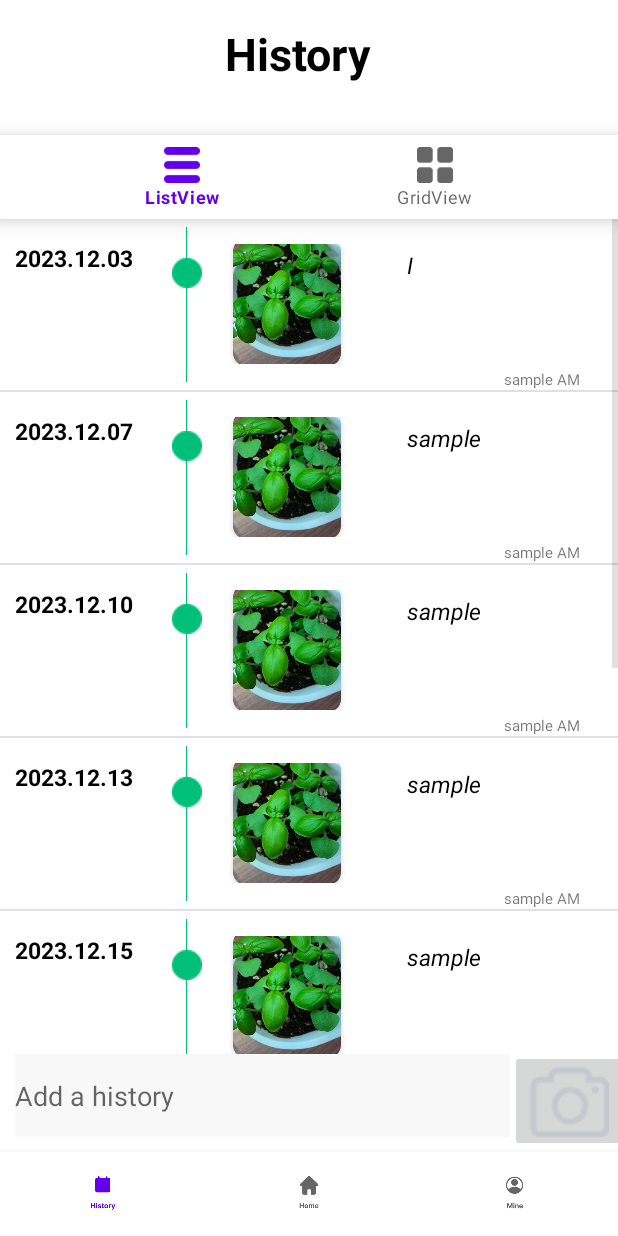
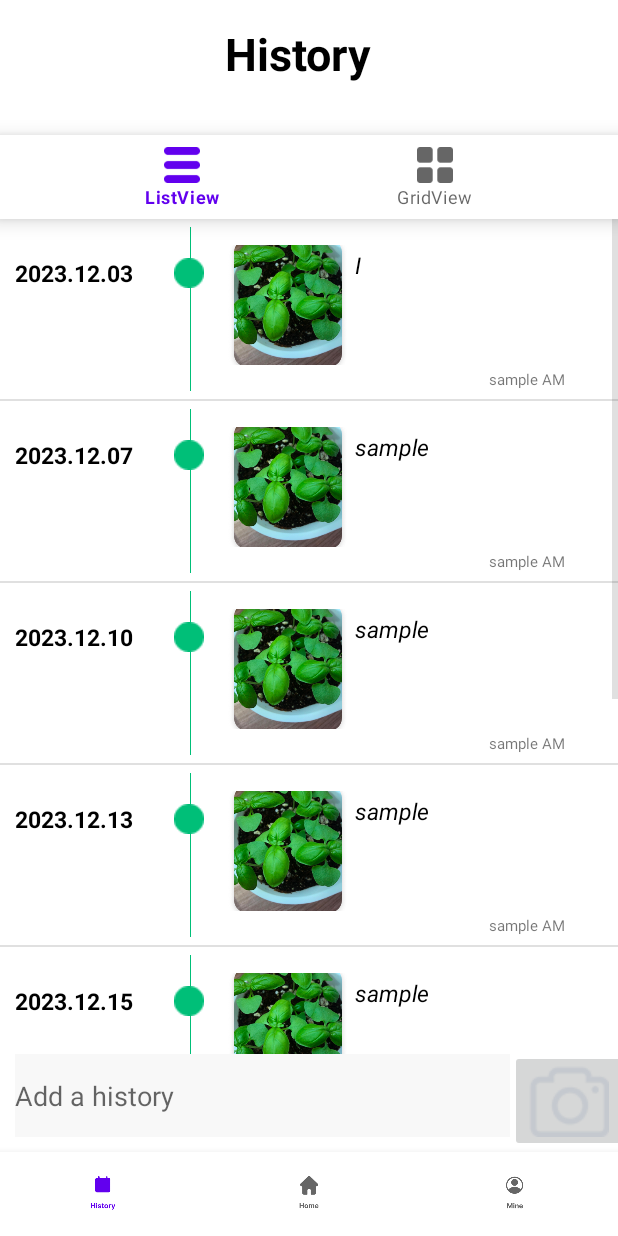
Before and after one commit to dragosh0705/NewMedia, an Android app: the history1 screen opened directly, with no data from a screen before it, on a phone screen of 412 x 824 dp. Run offline under Robolectric (Android 15) with nearby library versions, the phone set to English and light mode, and no system bars.

Commit message:
feat:ListviewNotShowing_still

```diff
--- a/app/src/main/java/com/example/newmedia/history1.java
+++ b/app/src/main/java/com/example/newmedia/history1.java
@@ -1,6 +1,7 @@
 package com.example.newmedia;
 
 import android.os.Bundle;
+import android.widget.ArrayAdapter;
 import android.widget.ListView;
 
 import androidx.appcompat.app.AppCompatActivity;
@@ -21,7 +22,7 @@ public class history1 extends AppCompatActivity {
     protected void onCreate(Bundle savedInstanceState) {
         super.onCreate(savedInstanceState);
         setContentView(R.layout.history1);
-        listview = findViewById(R.id.dailylistview);
+        listview = findViewById(R.id.listview);
         listadapter finallistadapter = new listadapter(history1.this, datetext, dailytext, dailyimg, timetext);
         listview.setAdapter(finallistadapter);
     }
--- a/app/src/main/java/com/example/newmedia/listadapter.java
+++ b/app/src/main/java/com/example/newmedia/listadapter.java
@@ -34,7 +34,7 @@ public class listadapter extends BaseAdapter {
 
     @Override
     public int getCount() {
-        return datetext.length;
+        return dailytext.length;
     }
 
     @Override
--- a/app/src/main/res/layout/daily_list_layout.xml
+++ b/app/src/main/res/layout/daily_list_layout.xml
@@ -1,110 +1,97 @@
 <?xml version="1.0" encoding="utf-8"?>
 <androidx.constraintlayout.widget.ConstraintLayout xmlns:android="http://schemas.android.com/apk/res/android"
+    xmlns:app="http://schemas.android.com/apk/res-auto"
     android:layout_width="match_parent"
-    android:layout_height="match_parent"
-    xmlns:app="http://schemas.android.com/apk/res-auto">
+    android:layout_height="120dp"
+    android:visibility="visible">
 
-    <LinearLayout
-        android:layout_width="match_parent"
-        android:layout_height="fill_parent"
-        app:layout_constraintHeight="match_constraint"
-        android:orientation="horizontal"
-        app:layout_constraintStart_toStartOf="parent"
-        app:layout_constraintTop_toTopOf="parent">
 
     <TextView
         android:id="@+id/date"
         android:layout_width="wrap_content"
         android:layout_height="wrap_content"
+        android:layout_marginStart="10dp"
+        android:layout_marginTop="25dp"
+        android:gravity="left"
         android:text="December 12"
-            android:textSize="15dp"
         android:textColor="@color/black"
+        android:textSize="15sp"
         android:textStyle="bold"
-            android:gravity="left"
-            android:layout_marginStart="10dp"
-            android:layout_marginTop="15dp"/>
+        app:layout_constraintLeft_toLeftOf="parent"
+        app:layout_constraintTop_toTopOf="parent" />
 
     <ImageView
         android:id="@+id/dot"
         android:layout_width="wrap_content"
         android:layout_height="wrap_content"
+        android:layout_marginLeft="110dp"
+        android:layout_marginTop="20dp"
+        android:padding="6dp"
         android:src="@drawable/dot"
-            android:layout_marginStart="20dp"
-            android:layout_marginTop="20dp"
-            android:padding="6dp"/>
+        app:layout_constraintLeft_toLeftOf="parent"
+        app:layout_constraintTop_toTopOf="parent" />
 
     <ImageView
         android:id="@+id/line"
         android:layout_width="wrap_content"
         android:layout_height="match_parent"
+        android:layout_marginLeft="120dp"
+        android:padding="5dp"
         android:src="@drawable/line"
-            android:layout_marginLeft="-23dp"
-            app:layout_constraintTop_toTopOf="parent"
         app:layout_constraintBottom_toBottomOf="parent"
-            android:padding="5dp"/>
+        app:layout_constraintLeft_toLeftOf="parent"
+        app:layout_constraintTop_toTopOf="parent" />
 
-        <LinearLayout
-            android:layout_width="match_parent"
+
+    <androidx.constraintlayout.widget.ConstraintLayout
+        android:id="@+id/constraintLayout"
+        android:layout_width="250dp"
         android:layout_height="wrap_content"
-            android:orientation="horizontal"
+        android:layout_marginLeft="20dp"
+        android:layout_marginRight="10dp"
+        android:orientation="vertical"
+        app:layout_constraintRight_toRightOf="parent"
         app:layout_constraintTop_toTopOf="parent">
-
 
         <ImageView
             android:id="@+id/listviewimg"
             android:layout_width="80dp"
             android:layout_height="80dp"
+            android:layout_gravity="center"
+            android:scaleType="centerCrop"
             android:src="@drawable/sample_img"
-                app:layout_constraintTop_toTopOf="parent"
             app:layout_constraintBottom_toBottomOf="parent"
-                android:layout_gravity="center"
-                android:layout_marginLeft="20dp"
-                android:scaleType="centerCrop"
-                />
-
-            <androidx.constraintlayout.widget.ConstraintLayout
-                android:layout_width="match_parent"
-                android:layout_height="wrap_content"
-                android:layout_marginLeft="20dp"
-                android:orientation="vertical"
-                app:layout_constraintTop_toTopOf="parent">
+            app:layout_constraintLeft_toLeftOf="parent"
+            app:layout_constraintTop_toTopOf="parent" />
 
         <TextView
             android:id="@+id/dailystory"
-                    android:layout_width="match_parent"
+            android:layout_width="160dp"
             android:layout_height="70dp"
-                    android:layout_marginLeft="20dp"
-                    android:layout_marginRight="20dp"
-                    android:textSize="15dp"
+            android:layout_marginTop="20dp"
+            android:layout_marginRight="5dp"
+            android:layout_marginBottom="5dp"
             android:text="sample"
             android:textColor="@color/black"
+            android:textSize="15sp"
             android:textStyle="italic"
-                    app:layout_constraintTop_toTopOf="parent"
             app:layout_constraintBottom_toTopOf="@id/time"
-                    android:layout_marginTop="20dp"
-                    android:layout_marginBottom="5dp"/>
+            app:layout_constraintRight_toRightOf="parent"
+            app:layout_constraintTop_toTopOf="parent" />
 
 
         <TextView
             android:id="@+id/time"
             android:layout_width="wrap_content"
             android:layout_height="wrap_content"
-                    app:layout_constraintTop_toBottomOf="@id/dailystory"
+            android:layout_marginTop="10dp"
+            android:layout_marginEnd="25dp"
+            android:layout_marginBottom="5dp"
+            android:text="Write time"
+            android:textSize="10sp"
             app:layout_constraintEnd_toEndOf="parent"
-                    android:layout_marginTop="10dp"
-                    android:layout_marginBottom="5dp"
-                    android:layout_marginEnd="25dp"
-                    android:text="Write time"
-                    android:textSize="10dp"/>
+            app:layout_constraintTop_toBottomOf="@id/dailystory" />
     </androidx.constraintlayout.widget.ConstraintLayout>
 
-        </LinearLayout>
-
-
-
-
-
-
-    </LinearLayout>
 
 </androidx.constraintlayout.widget.ConstraintLayout>
--- a/app/src/main/res/layout/history1.xml
+++ b/app/src/main/res/layout/history1.xml
@@ -5,7 +5,7 @@
     android:layout_height="fill_parent"
     xmlns:app="http://schemas.android.com/apk/res-auto"
     android:orientation="vertical"
-    tools:context=".history1">
+    tools:context=".history2">
 
 
     <View
@@ -34,8 +34,8 @@
     <com.google.android.material.bottomnavigation.BottomNavigationView
         android:id="@+id/topNavigationView"
         android:layout_width="match_parent"
-        android:layout_height="wrap_content"
-
+        android:layout_height="match_parent"
+        app:layout_constrainedHeight="true"
         app:layout_constraintStart_toStartOf="parent"
         app:layout_constraintTop_toBottomOf="@id/view1"
         app:menu="@menu/top_menu"
@@ -45,7 +45,9 @@
 
 
     <ListView
-        android:id="@+id/dailylistview"
+        android:id="@+id/listview"
+        android:visibility="visible"
+        tools:listitem="@layout/daily_list_layout"
         android:layout_width="match_parent"
         android:layout_height="match_parent"
         app:layout_constrainedHeight="true"
@@ -62,6 +64,7 @@
         android:width="330dp"
         android:height="55dp"
         android:hint="Add a history"
+        app:layout_constraintTop_toBottomOf="@+id/listview"
         app:layout_constraintBottom_toTopOf="@+id/bottomNavigationView"
         android:background="#F8F8F8"
         android:layout_marginBottom="10dp"
@@ -83,6 +86,7 @@
         android:layout_height="wrap_content"
         android:layout_gravity="start"
         app:labelVisibilityMode="unlabeled"
+
         app:layout_constraintBottom_toBottomOf="parent"
         app:layout_constraintStart_toStartOf="parent"
         app:layout_constraintEnd_toEndOf="parent"
@@ -97,4 +101,5 @@
 
 
 
+
 </androidx.constraintlayout.widget.ConstraintLayout>
--- a/app/src/main/res/values/strings.xml
+++ b/app/src/main/res/values/strings.xml
@@ -1,3 +1,5 @@
 <resources>
     <string name="app_name">NewMedia</string>
+    <!-- TODO: Remove or change this placeholder text -->
+    <string name="hello_blank_fragment">Hello blank fragment</string>
 </resources>
--- a/app/src/main/res/values/themes.xml
+++ b/app/src/main/res/values/themes.xml
@@ -14,4 +14,5 @@
         <item name="android:statusBarColor">?attr/colorPrimaryVariant</item>
         <!-- Customize your theme here. -->
     </style>
+
 </resources>
--- a/build.gradle
+++ b/build.gradle
@@ -1,5 +1,5 @@
 // Top-level build file where you can add configuration options common to all sub-projects/modules.
 plugins {
-    id 'com.android.application' version '7.3.1' apply false
-    id 'com.android.library' version '7.3.1' apply false
+    id 'com.android.application' version '7.4.2' apply false
+    id 'com.android.library' version '7.4.2' apply false
 }
```
Also changed, not shown: app/src/main/AndroidManifest.xml (+6 -3 lines), app/src/main/java/com/example/newmedia/MainMenuActivity.java (+45 -1 lines), app/src/main/res/layout/menu_activity_main.xml (+4 -3 lines), gradle/wrapper/gradle-wrapper.properties. Lines whose indentation alone changed are shown as unchanged.
